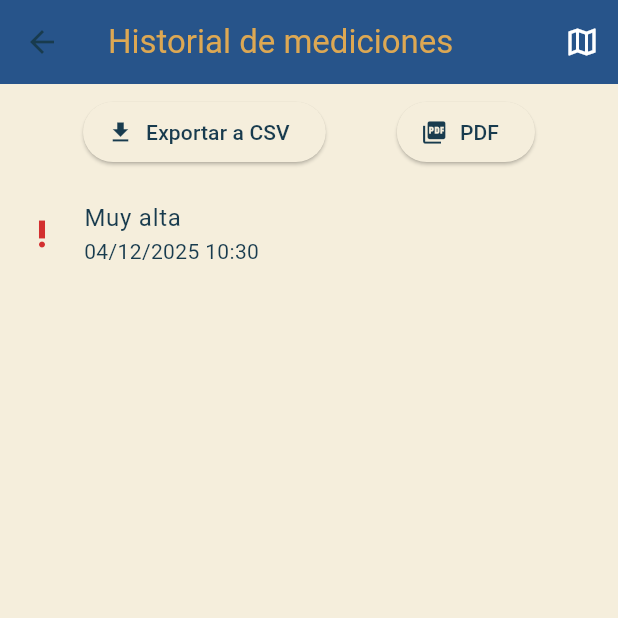
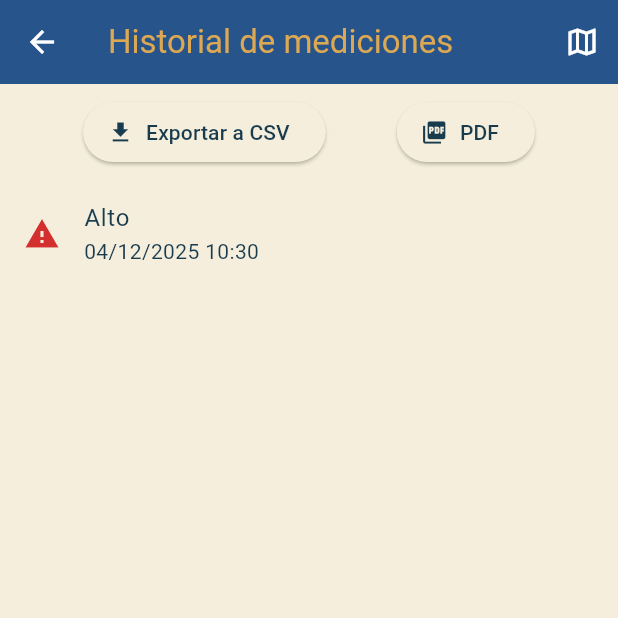
Before and after one commit to molerocn/urbansafe-app, a Flutter app: the HomePage screen opened directly with empty values, after a tap on the "history" icon, on a phone screen of 412 x 824 dp, the top half of it. Run offline on Flutter 3.47's test engine with Material 3 defaults, Android fonts, the light colour scheme and no system bars; our stand-ins replace cloud_firestore, csv, firebase_auth, firebase_core, firebase_storage, geolocator and 6 more; accounts and stored records are empty; network calls fail.

Commit message:
refactor: simplificar niveles de riesgo y mejorar claridad en la UI
- Se simplificó el manejo de niveles de riesgo utilizando solo las etiquetas 'Alto' y 'Bajo'
- Se eliminaron las categorías 'Muy alta', 'Media' y la lógica asociada
- Se actualizaron marcadores, íconos y mensajes de riesgo en toda la app para mantener consistencia
- Se mejoraron las traducciones y se añadieron nuevos mensajes de riesgo
- Se ajustaron los payloads y respuestas de la API para alinearse con los cambios del backend
- Se mejoraron elementos de la UI (leyendas del mapa, estilos de botones) para mayor claridad y accesibilidad

```diff
--- a/lib/screens/home_page.dart
+++ b/lib/screens/home_page.dart
@@ -43,6 +43,7 @@ class _HomePageState extends State<HomePage> {
   bool _loading = false;
   String _riskLabel = '';
   double _riskValue = 0.0;
+  String _riskMessage = '';
 
   @override
   void initState() {
@@ -62,42 +63,20 @@ class _HomePageState extends State<HomePage> {
       _saved = false;
       _riskLabel = '';
       _riskValue = 0.0;
+      _riskMessage = '';
     });
     _fetchPredictAndSave();
   }
 
   double _mapLabelToValue(String label) {
     final s = label.toLowerCase();
-    if (s.contains('muy') && s.contains('alta')) {
+    if (s.contains('alto')) {
       return 4.0;
     }
-    if (s.contains('alta')) {
-      return 3.0;
-    }
-    if (s.contains('media')) {
-      return 2.0;
-    }
-    if (s.contains('baja')) {
+    if (s.contains('bajo')) {
       return 1.0;
     }
     return 0.0;
-  }
-
-  String _mapLabelToDescription(String label, String languageCode) {
-    final s = label.toLowerCase();
-    if (s.contains('muy') && s.contains('alta')) {
-      return AppTranslations.get('risk_description_very_high', languageCode);
-    }
-    if (s.contains('alta')) {
-      return AppTranslations.get('risk_description_high', languageCode);
-    }
-    if (s.contains('media')) {
-      return AppTranslations.get('risk_description_medium', languageCode);
-    }
-    if (s.contains('baja')) {
-      return AppTranslations.get('risk_description_low', languageCode);
-    }
-    return AppTranslations.get('risk_description_unknown', languageCode);
   }
 
   Future<void> _fetchPredictAndSave() async {
@@ -127,20 +106,20 @@ class _HomePageState extends State<HomePage> {
         appLog('Error while obtaining location: $e', tag: 'location');
       }
 
-      final payload = <String, dynamic>{'lat': lat, 'lng': lng};
+      final payload = <String, dynamic>{
+        'latitud': lat,
+        'longitud': lng,
+        'fecha_hora': DateTime.now().toIso8601String().replaceFirst('T', ' ').substring(0, 19), // Formato YYYY-MM-DD HH:MM:SS
+      };
       Map<String, dynamic>? apiResult;
 
       try {
-        final uri1 = Uri.parse('$kPredictApiBase$kPredictRiskPath');
-        final uri2 = Uri.parse('$kPredictApiBase$kPredictPath');
+        final uri = Uri.parse('https://urbansafe-ml.onrender.com/predict');
         String? idToken = await fb_auth.FirebaseAuth.instance.currentUser?.getIdToken();
         final headers = <String, String>{'Content-Type': 'application/json'};
         if (idToken != null) headers['Authorization'] = 'Bearer $idToken';
 
-        http.Response resp = await http.post(uri1, headers: headers, body: jsonEncode(payload)).timeout(const Duration(milliseconds: 20));
-        if (resp.statusCode == 404) {
-          resp = await http.post(uri2, headers: headers, body: jsonEncode(payload)).timeout(const Duration(milliseconds: 20));
-        }
+        final resp = await http.post(uri, headers: headers, body: jsonEncode(payload)).timeout(const Duration(seconds: 10));
 
         if (resp.statusCode >= 200 && resp.statusCode < 300) {
           apiResult = jsonDecode(resp.body) as Map<String, dynamic>;
@@ -150,12 +129,14 @@ class _HomePageState extends State<HomePage> {
       }
 
       if (apiResult != null) {
-        final s = apiResult['score'];
-        final l = apiResult['label'];
-        if (s is num) value = s.toDouble();
+        final p = apiResult['probabilidad'];
+        final l = apiResult['nivel_riesgo'];
+        final m = apiResult['mensaje'];
+        if (p is num) value = p.toDouble();
         if (l is String) label = l;
+        if (m is String) _riskMessage = m;
       } else {
-        label = 'Muy alta';
+        label = 'Alto';
         value = _mapLabelToValue(label);
       }
 
@@ -173,6 +154,7 @@ class _HomePageState extends State<HomePage> {
           _loading = false;
           _riskLabel = label;
           _riskValue = value;
+          _riskMessage = _riskMessage;
         });
       }
     }
@@ -190,6 +172,7 @@ class _HomePageState extends State<HomePage> {
       appBar: AppBar(
         title: Text(AppTranslations.get('app_title', lang), style: TextStyle(color: colorScheme.onPrimary)),
         backgroundColor: AppColors.primary,
+        iconTheme: const IconThemeData(color: Colors.white),
         actions: [
           IconButton(
             tooltip: AppTranslations.get('change_language', lang),
@@ -234,7 +217,15 @@ class _HomePageState extends State<HomePage> {
                             mainAxisAlignment: MainAxisAlignment.center,
                             children: [
                               Text(
-                                _riskLabel.isNotEmpty ? _riskLabel : AppTranslations.get('risk_very_high', lang),
+                                (() {
+                                  String displayLabel = AppTranslations.get('risk_unknown', lang);
+                                  if (_riskLabel.toLowerCase().contains('alto')) {
+                                    displayLabel = AppTranslations.get('risk_high', lang);
+                                  } else if (_riskLabel.toLowerCase().contains('bajo')) {
+                                    displayLabel = AppTranslations.get('risk_low', lang);
+                                  }
+                                  return displayLabel;
+                                })(),
                                 textAlign: TextAlign.center,
                                 style: textTheme.displayMedium?.copyWith(
                                   fontWeight: FontWeight.bold,
@@ -247,15 +238,20 @@ class _HomePageState extends State<HomePage> {
                                 child: Column(
                                   children: [
                                     Text(
-                                      _riskLabel.isNotEmpty ? _mapLabelToDescription(_riskLabel, lang) : AppTranslations.get('risk_description_very_high', lang),
+                                      (() {
+                                        String message = '';
+                                        if (_riskLabel.toLowerCase().contains('alto')) {
+                                          message = AppTranslations.get('risk_message_high', lang);
+                                        } else if (_riskLabel.toLowerCase().contains('bajo')) {
+                                          message = AppTranslations.get('risk_message_low', lang);
+                                        } else {
+                                          message = _riskMessage.isNotEmpty ? _riskMessage : AppTranslations.get('risk_description_high', lang);
+                                        }
+                                        return message;
+                                      })(),
                                       textAlign: TextAlign.center,
                                       style: textTheme.bodyMedium?.copyWith(color: colorScheme.onSurface.withOpacity(0.7)),
                                     ),
-                                    if (_riskValue > 0)
-                                      Padding(
-                                        padding: const EdgeInsets.only(top: 8.0),
-                                        child: Text('${AppTranslations.get('score', lang)}: ${_riskValue.toStringAsFixed(2)}', style: textTheme.bodySmall?.copyWith(color: colorScheme.onSurface.withOpacity(0.5))),
-                                      ),
                                   ],
                                 ),
                               ),
@@ -269,7 +265,7 @@ class _HomePageState extends State<HomePage> {
               padding: const EdgeInsets.symmetric(vertical: 16.0),
               child: ElevatedButton(
                 onPressed: _refreshMeasurement,
-                child: Text('Consultar de nuevo', style: TextStyle(color: colorScheme.onSurface)),
+                child: Text(AppTranslations.get('refresh', lang), style: TextStyle(color: colorScheme.onSurface)),
               ),
             ),
             Padding(
@@ -404,7 +400,10 @@ class _HomePageState extends State<HomePage> {
             const SizedBox(height: 8),
             TextButton(
               onPressed: () => Navigator.of(context).pop(),
-              child: Text(AppTranslations.get('close', lang)),
+              child: Text(
+                AppTranslations.get('close', lang),
+                style: TextStyle(color: Theme.of(ctx).brightness == Brightness.dark ? Colors.white : null),
+              ),
             ),
           ],
         ),
--- a/lib/screens/measurements_history_page.dart
+++ b/lib/screens/measurements_history_page.dart
@@ -40,30 +40,19 @@ class _MeasurementsHistoryPageState extends State<MeasurementsHistoryPage> {
   Icon _iconForMedicion(RiskMeasurement m) {
     final label = (m.nivelRiesgoLabel ?? '').toLowerCase();
     final colorScheme = Theme.of(context).colorScheme;
-    if (label.contains('muy') && label.contains('alta')) {
-      return Icon(Icons.priority_high, color: colorScheme.error);
-    }
-    if (label.contains('alta')) {
+    final isDark = Theme.of(context).brightness == Brightness.dark;
+    if (label.contains('alto')) {
       return Icon(Icons.warning, color: colorScheme.error);
     }
-    if (label.contains('media')) {
-      return Icon(Icons.report_problem, color: AppColors.secondary);
-    }
-    if (label.contains('baja')) {
-      return Icon(Icons.check_circle, color: colorScheme.primary);
+    if (label.contains('bajo')) {
+      return Icon(Icons.check_circle, color: isDark ? Colors.green : colorScheme.primary);
     }
     // fallback based on numeric
     final v = m.nivelRiesgo;
-    if (v >= 3.5) {
-      return Icon(Icons.priority_high, color: colorScheme.error);
-    }
     if (v >= 2.5) {
       return Icon(Icons.warning, color: colorScheme.error);
     }
-    if (v >= 1.5) {
-      return Icon(Icons.report_problem, color: AppColors.secondary);
-    }
-    return Icon(Icons.check_circle, color: colorScheme.primary);
+    return Icon(Icons.check_circle, color: isDark ? Colors.green : colorScheme.primary);
   }
 
   // Formatea la fecha de la medición para mostrarla en la lista.
@@ -185,6 +174,7 @@ class _MeasurementsHistoryPageState extends State<MeasurementsHistoryPage> {
       appBar: AppBar(
         title: Text(AppTranslations.get('history_title', lang), style: TextStyle(color: AppColors.secondary)),
         backgroundColor: Theme.of(context).colorScheme.primary,
+        iconTheme: const IconThemeData(color: Colors.white),
         actions: [
           if (_items.isNotEmpty) // Solo muestra el botón si hay mediciones
             IconButton(
@@ -236,11 +226,16 @@ class _MeasurementsHistoryPageState extends State<MeasurementsHistoryPage> {
                           separatorBuilder: (_, __) => const Divider(height: 1),
                           itemBuilder: (context, index) {
                             final m = _items[index];
-                            final label =
-                                m.nivelRiesgoLabel ?? m.nivelRiesgo.toString();
+                            final rawLabel = m.nivelRiesgoLabel ?? m.nivelRiesgo.toString();
+                            String displayLabel = AppTranslations.get('risk_unknown', lang);
+                            if (rawLabel.toLowerCase().contains('alto')) {
+                              displayLabel = AppTranslations.get('risk_high', lang);
+                            } else if (rawLabel.toLowerCase().contains('bajo')) {
+                              displayLabel = AppTranslations.get('risk_low', lang);
+                            }
                             return ListTile(
                               leading: _iconForMedicion(m),
-                              title: Text(label),
+                              title: Text(displayLabel),
                               subtitle: Text(_formatDate(m.fecha, lang)),
                               trailing: Text(m.user?['nombre'] ?? ''),
                               onTap: () {
@@ -248,14 +243,14 @@ class _MeasurementsHistoryPageState extends State<MeasurementsHistoryPage> {
                                   context: context,
                                   builder: (_) => AlertDialog(
                                     title: Text(
-                                      '${AppTranslations.get('risk_level', lang)} - $label',
+                                      '${AppTranslations.get('risk_level', lang)} - $displayLabel',
                                     ),
                                     content: Column(
                                       mainAxisSize: MainAxisSize.min,
                                       crossAxisAlignment: CrossAxisAlignment.start,
                                       children: [
                                         Text(
-                                          '${AppTranslations.get('risk_level', lang)}: $label',
+                                          '${AppTranslations.get('risk_level', lang)}: $displayLabel',
                                         ),
                                         const SizedBox(height: 8),
                                         Text(
@@ -275,6 +270,7 @@ class _MeasurementsHistoryPageState extends State<MeasurementsHistoryPage> {
                                         onPressed: () => Navigator.pop(context),
                                         child: Text(
                                           AppTranslations.get('close', lang),
+                                          style: TextStyle(color: Theme.of(context).brightness == Brightness.dark ? Colors.white : null),
                                         ),
                                       ),
                                     ],
--- a/lib/src/app_translations.dart
+++ b/lib/src/app_translations.dart
@@ -20,23 +20,20 @@ class AppTranslations {
       'share_button': 'Compartir',
       'logout': 'Cerrar sesión',
       'history': 'Historial',
-      'risk_very_high': 'Muy alta',
-      'risk_high': 'Alta',
-      'risk_medium': 'Media',
-      'risk_low': 'Baja',
+      'risk_high': 'Alto',
+      'risk_low': 'Bajo',
       'risk_unknown': 'Desconocido',
-      'risk_description_very_high':
-          'Existe una alta probabilidad de un suceso delictivo',
       'risk_description_high': 'Riesgo alto en la zona',
-      'risk_description_medium': 'Riesgo medio en la zona',
       'risk_description_low': 'Riesgo bajo en la zona',
-      'risk_description_unknown': 'Riesgo desconocido',
+      'risk_message_high': 'PRECAUCIÓN: Se detecta alta probabilidad de incidencia delictiva en esta zona y hora',
+      'risk_message_low': 'Zona con bajo riesgo histórico detectado',
       'score': 'Score',
       'screenshot_failed': 'No se pudo generar la captura.',
       'serenazgo': 'Serenazgo',
       'ambulance': 'Ambulancia',
       'police': 'Policía',
       'change_language': 'Cambiar idioma',
+      'refresh': 'Consultar de nuevo',
 
       // Login Page
       'login_title': 'Iniciar sesión',
@@ -129,23 +126,20 @@ class AppTranslations {
       'share_button': 'Share',
       'logout': 'Logout',
       'history': 'History',
-      'risk_very_high': 'Very High',
       'risk_high': 'High',
-      'risk_medium': 'Medium',
       'risk_low': 'Low',
       'risk_unknown': 'Unknown',
-      'risk_description_very_high':
-          'There is a high probability of a criminal event',
       'risk_description_high': 'High risk in the area',
-      'risk_description_medium': 'Medium risk in the area',
       'risk_description_low': 'Low risk in the area',
-      'risk_description_unknown': 'Unknown risk',
+      'risk_message_high': 'CAUTION: High probability of criminal incidents detected in this area and time',
+      'risk_message_low': 'Area with low historical risk detected',
       'score': 'Score',
       'screenshot_failed': 'Could not generate screenshot.',
       'serenazgo': 'Serenazgo',
       'ambulance': 'Ambulance',
       'police': 'Police',
       'change_language': 'Change Language',
+      'refresh': 'Consult again',
 
       // Login Page
       'login_title': 'Sign In',
```
Also changed, not shown: lib/screens/history_map_page.dart (+53 -88 lines).
